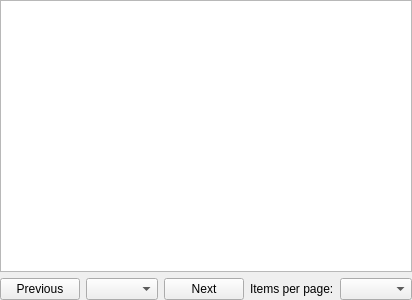
Qt form source/client/desktop/management/router_group_widget.ui (dchapyshev/aspia) before a commit.
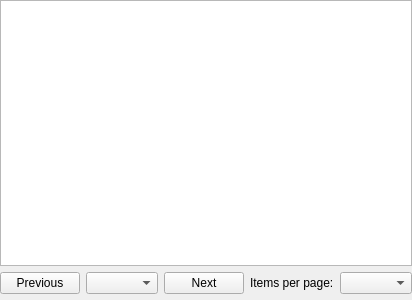
The same form after that commit. Icons and pictures are not drawn. Custom widgets are drawn as their Qt base class.

What changed in the file:
```diff
--- a/source/client/desktop/management/router_group_widget.ui
+++ b/source/client/desktop/management/router_group_widget.ui
@@ -41,6 +41,9 @@
    </item>
    <item>
     <layout class="QHBoxLayout" name="layout_hosts_pagination">
+     <property name="bottomMargin">
+      <number>6</number>
+     </property>
      <item>
       <widget class="IconTextButton" name="button_hosts_prev">
        <property name="toolTip">
```
